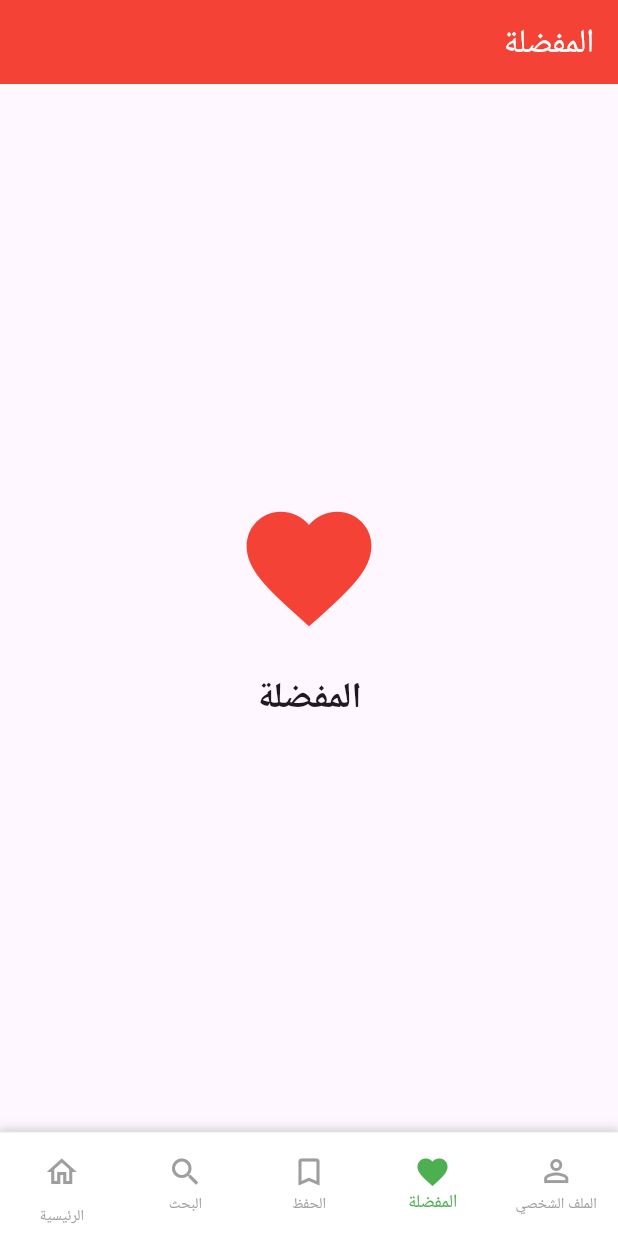
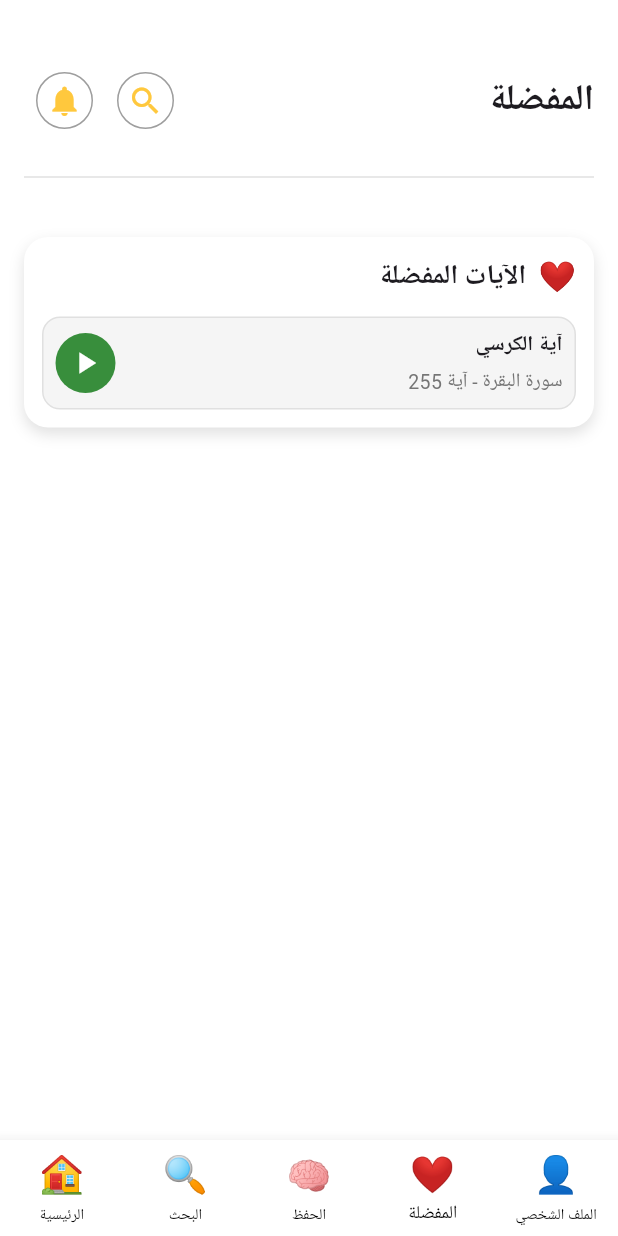
Before and after one commit to abdelhamiddsalah/quranapp, a Flutter app: the screen it shows after launch, item 2 of the bottom bar chosen, on a phone screen of 412 x 824 dp. Run offline on Flutter 3.47's test engine with Material 3 defaults, Android fonts, the phone set to English and light mode, and no system bars; our stand-ins replace google_fonts; Roboto replaces fonts that are missing (Tajawal).

Commit message:
add favourite and search

```diff
--- a/lib/colorss.dart
+++ b/lib/colorss.dart
@@ -4,3 +4,4 @@ const Color primaryGreen = Color(0xFF2E7D32);
 const Color lightGreen = Color(0xFF4CAF50);
 const Color backgroundColor = Color(0xFFFFFFFF);
 const Color surfaceColor = Color(0xFFF8F9FA);
+const Color iconColor = Color(0xFFffc83d);
--- a/lib/widgets/bottom_nav.dart
+++ b/lib/widgets/bottom_nav.dart
@@ -1,5 +1,6 @@
 import 'package:flutter/material.dart';
 import 'package:quranapp/home.dart';
+import 'package:quranapp/widgets/favourite_widget.dart';
 import 'package:quranapp/widgets/quran_search_widget.dart';
 
 class MyHomePage extends StatefulWidget {
@@ -8,12 +9,11 @@ class MyHomePage extends StatefulWidget {
 }
 
 class _MyHomePageState extends State<MyHomePage> {
-  int _selectedIndex = 4; // Start with "الرئيسية" selected
+  int _selectedIndex = 4;
 
-  // قائمة الصفحات/الشاشات
   final List<Widget> _pages = [
     ProfilePage(),
-    FavoritesPage(),
+    FavoriteVerses(),
     BookmarksPage(),
     QuranSearchWidget(),
     HomePage()
@@ -25,75 +25,48 @@ class _MyHomePageState extends State<MyHomePage> {
     });
   }
 
+  Widget fixedEmoji(String emoji) {
+    return Text(
+      emoji,
+      style: const TextStyle(fontSize: 24),
+    );
+  }
+
   @override
   Widget build(BuildContext context) {
     return Scaffold(
       body: _pages[_selectedIndex],
-      bottomNavigationBar: Container(
-        decoration: BoxDecoration(
-          color: Colors.white,
-          boxShadow: [
-            BoxShadow(
-              color: Colors.grey.withOpacity(0.3),
-              spreadRadius: 1,
-              blurRadius: 5,
-              offset: Offset(0, -2),
-            ),
-          ],
-        ),
+      bottomNavigationBar: Directionality(
+        textDirection: TextDirection.rtl, // عشان الأيقونات تبقى من اليمين للشمال
         child: BottomNavigationBar(
           type: BottomNavigationBarType.fixed,
           backgroundColor: Colors.white,
-          selectedItemColor: Colors.green,
-          unselectedItemColor: Colors.grey,
+          selectedFontSize: 12,
+          unselectedFontSize: 10,
+          selectedItemColor: Colors.black, // مش هيأثر عالإيموجي
+          unselectedItemColor: Colors.black,
           currentIndex: _selectedIndex,
           onTap: _onItemTapped,
-          selectedFontSize: 12,
-          unselectedFontSize: 10,
+          showUnselectedLabels: true,
           items: [
             BottomNavigationBarItem(
-              icon: Icon(Icons.person_outline),
-              activeIcon: Icon(Icons.person),
+              icon: fixedEmoji('👤'),
               label: 'الملف الشخصي',
             ),
             BottomNavigationBarItem(
-              icon: Icon(Icons.favorite_outline),
-              activeIcon: Icon(Icons.favorite),
+              icon: fixedEmoji('❤️'),
               label: 'المفضلة',
             ),
             BottomNavigationBarItem(
-              icon: Icon(Icons.bookmark_outline),
-              activeIcon: Icon(Icons.bookmark),
+              icon: fixedEmoji('🧠'),
               label: 'الحفظ',
             ),
             BottomNavigationBarItem(
-              icon: Icon(Icons.search_outlined),
-              activeIcon: Icon(Icons.search),
+              icon: fixedEmoji('🔍'),
               label: 'البحث',
             ),
             BottomNavigationBarItem(
-              icon: Container(
-                padding: EdgeInsets.all(8),
-                decoration: BoxDecoration(
-                  color: _selectedIndex == 4 ? Colors.green : Colors.transparent,
-                  borderRadius: BorderRadius.circular(12),
-                ),
-                child: Icon(
-                  Icons.home_outlined,
-                  color: _selectedIndex == 4 ? Colors.white : Colors.grey,
-                ),
-              ),
-              activeIcon: Container(
-                padding: EdgeInsets.all(8),
-                decoration: BoxDecoration(
-                  color: Colors.green,
-                  borderRadius: BorderRadius.circular(12),
-                ),
-                child: Icon(
-                  Icons.home,
-                  color: Colors.white,
-                ),
-              ),
+              icon: fixedEmoji('🏠'),
               label: 'الرئيسية',
             ),
           ],
@@ -102,6 +75,7 @@ class _MyHomePageState extends State<MyHomePage> {
     );
   }
 }
+
 
 
 // صفحة المحفوظات
@@ -135,36 +109,6 @@ class BookmarksPage extends StatelessWidget {
   }
 }
 
-// صفحة المفضلة
-class FavoritesPage extends StatelessWidget {
-  @override
-  Widget build(BuildContext context) {
-    return Scaffold(
-      appBar: AppBar(
-        title: Text('المفضلة'),
-        backgroundColor: Colors.red,
-        foregroundColor: Colors.white,
-      ),
-      body: Center(
-        child: Column(
-          mainAxisAlignment: MainAxisAlignment.center,
-          children: [
-            Icon(
-              Icons.favorite,
-              size: 100,
-              color: Colors.red,
-            ),
-            SizedBox(height: 20),
-            Text(
-              'المفضلة',
-              style: TextStyle(fontSize: 24, fontWeight: FontWeight.bold),
-            ),
-          ],
-        ),
-      ),
-    );
-  }
-}
 
 // صفحة الملف الشخصي
 class ProfilePage extends StatelessWidget {
--- /dev/null
+++ b/lib/widgets/favourite_widget.dart
@@ -0,0 +1,113 @@
+import 'package:flutter/material.dart';
+import 'package:google_fonts/google_fonts.dart';
+import 'package:quranapp/widgets/home_appbar.dart';
+
+class FavoriteVerses extends StatelessWidget {
+  const FavoriteVerses({super.key});
+
+  @override
+  Widget build(BuildContext context) {
+    return Scaffold(
+      backgroundColor: Colors.white,
+      body: Padding(
+           padding: const EdgeInsets.only(top: 40, left: 16, right: 16),
+        child: Column(
+          children: [
+            HomeAppBar(title: 'المفضلة'),
+            const SizedBox(height: 16),
+            Center(
+              child: Container(
+
+                padding: const EdgeInsets.all(12),
+                decoration: BoxDecoration(
+                  color: Colors.white,
+                  borderRadius: BorderRadius.circular(16),
+                  boxShadow: [
+                    BoxShadow(
+                      color: Colors.black12,
+                      blurRadius: 8,
+                      offset: Offset(0, 4),
+                    ),
+                  ],
+                ),
+             width: double.infinity,
+                child: Column(
+                  crossAxisAlignment: CrossAxisAlignment.start,
+                  children: [
+                    // العنوان
+                    Row(
+                      children:  [
+                        Text('❤️', style: TextStyle(fontSize: 20)),
+                        SizedBox(width: 8),
+                        Text(
+                          "الآيات المفضلة",
+                          style: GoogleFonts.tajawal(
+                            fontWeight: FontWeight.bold,
+                            fontSize: 18,
+                          ),
+                        ),
+                      ],
+                    ),
+                    const SizedBox(height: 12),
+
+                    // العنصر الأول
+                    _verseItem(
+                      title: "آية الكرسي",
+                      subtitle: "سورة البقرة - آية 255",
+                    ),
+
+
+                  ],
+                ),
+              ),
+            ),
+          ],
+        ),
+      ),
+    );
+  }
+
+  Widget _verseItem({required String title, required String subtitle}) {
+    return Container(
+      padding: const EdgeInsets.all(8),
+      decoration: BoxDecoration(
+        color: Colors.grey.shade100,
+        borderRadius: BorderRadius.circular(12),
+        border: Border.all(color: Colors.grey.shade300),
+      ),
+      child: Row(
+        mainAxisAlignment: MainAxisAlignment.spaceBetween,
+        children: [
+          // زر التشغيل
+
+
+          // النصوص
+          Column(
+            crossAxisAlignment: CrossAxisAlignment.start,
+            children: [
+              Text(
+                title,
+                style: const TextStyle(fontWeight: FontWeight.bold),
+              ),
+              const SizedBox(height: 4),
+              Text(
+                subtitle,
+                style: TextStyle(color: Colors.grey.shade600, fontSize: 13),
+              ),
+            ],
+          ),
+              const SizedBox(width: 12),
+            Container(
+            width: 40,
+            height: 40,
+            decoration: BoxDecoration(
+              color: Colors.green.shade700,
+              shape: BoxShape.circle,
+            ),
+            child: const Icon(Icons.play_arrow, color: Colors.white),
+          ),
+        ],
+      ),
+    );
+  }
+}
--- a/lib/widgets/home_appbar.dart
+++ b/lib/widgets/home_appbar.dart
@@ -1,9 +1,11 @@
 import 'package:flutter/material.dart';
 import 'package:google_fonts/google_fonts.dart';
+import 'package:quranapp/colorss.dart';
 
 class HomeAppBar extends StatelessWidget {
   const HomeAppBar({super.key, required this.title});
- final String title;
+  final String title;
+
   @override
   Widget build(BuildContext context) {
     return Column(
@@ -19,13 +21,27 @@ class HomeAppBar extends StatelessWidget {
             ),
             const Spacer(),
             IconButton(
-              icon: const Icon(Icons.search),
+              icon: Container(
+                  padding: const EdgeInsets.all(6),
+                decoration: BoxDecoration(
+                  shape: BoxShape.circle,
+                  border: Border.all(color: Colors.grey, width: 1),
+                ),
+                child: const Icon(Icons.search, color: iconColor),
+              ),
               onPressed: () {
                 // Implement search functionality
               },
             ),
             IconButton(
-              icon: const Icon(Icons.notifications),
+              icon: Container(
+                padding: const EdgeInsets.all(6),
+                decoration: BoxDecoration(
+                  shape: BoxShape.circle,
+                  border: Border.all(color: Colors.grey, width: 1),
+                ),
+                child: const Icon(Icons.notifications, color: iconColor),
+              ),
               onPressed: () {
                 // Implement notifications functionality
               },
--- a/lib/widgets/quick_action_control.dart
+++ b/lib/widgets/quick_action_control.dart
@@ -29,11 +29,7 @@ class QuickActionsContainer extends StatelessWidget {
           Row(
             mainAxisAlignment: MainAxisAlignment.start,
             children: [
-              Icon(
-                Icons.check_box_outline_blank,
-                color: Colors.grey.shade600,
-                size: 20,
-              ),
+              Text('📖',style: TextStyle(fontSize: 17),),
               SizedBox(width: 8),
               Text(
                 'إجراءات سريعة',
--- a/lib/widgets/quran_search_widget.dart
+++ b/lib/widgets/quran_search_widget.dart
@@ -1,4 +1,6 @@
 import 'package:flutter/material.dart';
+import 'package:google_fonts/google_fonts.dart';
+import 'package:quranapp/colorss.dart';
 import 'package:quranapp/widgets/home_appbar.dart';
 
 class QuranSearchWidget extends StatelessWidget {
@@ -6,12 +8,17 @@ class QuranSearchWidget extends StatelessWidget {
 
   @override
   Widget build(BuildContext context) {
-    return Column(
+    return Scaffold(
+      backgroundColor: Colors.white,
+      body: Padding(
+        padding: const EdgeInsets.only(top: 40, left: 16, right: 16),
+        child: Column(
           children: [
             HomeAppBar(title: 'البحث'),
             const SizedBox(height: 16),
             Center(
               child: Container(
+                width: double.infinity,
                 margin: const EdgeInsets.all(16),
                 padding: const EdgeInsets.all(20),
                 decoration: BoxDecoration(
@@ -30,18 +37,20 @@ class QuranSearchWidget extends StatelessWidget {
                   mainAxisSize: MainAxisSize.min,
                   children: [
                     // العنوان
-                Row(
-                  mainAxisAlignment: MainAxisAlignment.center,
-                  children: const [
+                    Padding(
+                      padding: const EdgeInsets.only(left: 9, right: 9),
+                      child: Row(
+                        mainAxisAlignment: MainAxisAlignment.start,
+                        children: [
                           Text(
                             '🔍 البحث في القرآن الكريم',
-                      style: TextStyle(
+                            style: GoogleFonts.tajawal(
                               fontSize: 18,
                               fontWeight: FontWeight.bold,
-                        fontFamily: 'Cairo',
                             ),
                           ),
                         ],
+                      ),
                     ),
                     const SizedBox(height: 20),
                     // حقل البحث مع الأيقونة
@@ -52,29 +61,32 @@ class QuranSearchWidget extends StatelessWidget {
                       ),
                       child: Row(
                         children: [
+                          // حقل البحث
+                          Expanded(
+                            child: TextField(
+                              textAlign: TextAlign.right,
+                              decoration: InputDecoration(
+                                hintText: 'ابحث في الآيات...',
+                                hintStyle: GoogleFonts.tajawal(
+                                  color: Colors.grey,
+                                ),
+                                border: InputBorder.none,
+                                contentPadding: const EdgeInsets.symmetric(
+                                  horizontal: 20,
+                                  vertical: 16,
+                                ), // هنا التعديل
+                              ),
+                            ),
+                          ),
                           // زر البحث
                           Container(
                             margin: const EdgeInsets.symmetric(horizontal: 6),
                             padding: const EdgeInsets.all(10),
                             decoration: const BoxDecoration(
-                          color: Colors.green,
+                              color: primaryGreen,
                               shape: BoxShape.circle,
                             ),
-                        child: const Icon(Icons.search, color: Colors.white),
-                      ),
-                      // حقل البحث
-                      Expanded(
-                        child: TextField(
-                          textAlign: TextAlign.right,
-                          decoration: const InputDecoration(
-                            hintText: 'ابحث في الآيات...',
-                            hintStyle: TextStyle(
-                              color: Colors.grey,
-                              fontFamily: 'Cairo',
-                            ),
-                            border: InputBorder.none,
-                          ),
-                        ),
+                            child: const Text('🔍'),
                           ),
                         ],
                       ),
@@ -84,6 +96,8 @@ class QuranSearchWidget extends StatelessWidget {
               ),
             ),
           ],
+        ),
+      ),
     );
   }
 }
--- a/lib/widgets/titles_surahs_lists.dart
+++ b/lib/widgets/titles_surahs_lists.dart
@@ -43,7 +43,7 @@ class TitlesSurahsLists extends StatelessWidget {
               ),
             ],
           ),
-          SizedBox(height: 16),
+
           // الأزرار
          ListView.builder(itemBuilder: (context, index) {
             return SurahContainerWidget(surahName: 'الفاتحة', surahNumber: 1, ayahCount: 7, revelationPlace: 'مكية');
```
Lines whose indentation alone changed are shown as unchanged.
